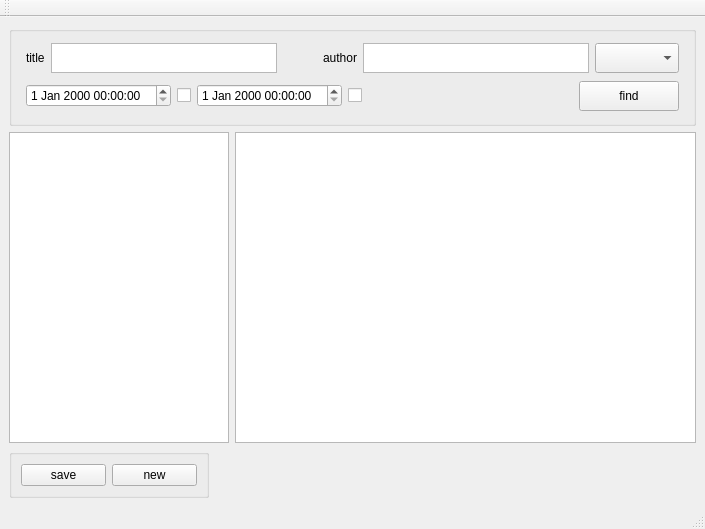
Old version of the form desktop_app/src/view/mainwindow.ui in the repository michaldudzisz/code-snippets-app.
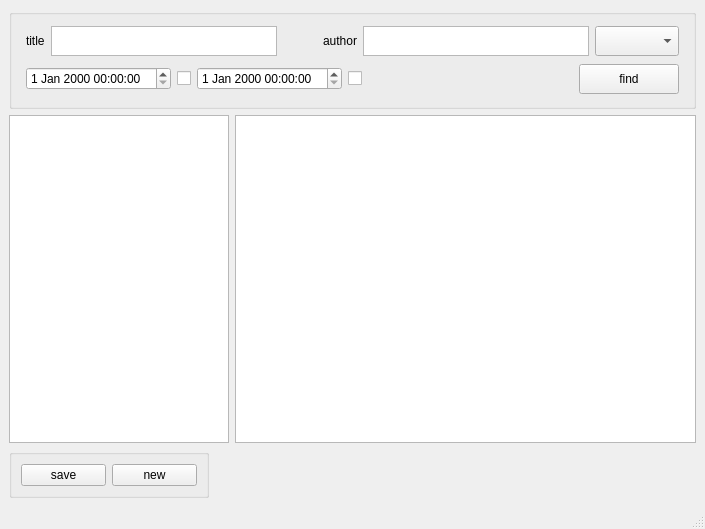
New version of the form.

The edit to the form file:
```diff
--- a/desktop_app/src/view/mainwindow.ui
+++ b/desktop_app/src/view/mainwindow.ui
@@ -251,6 +251,11 @@
               <height>16777215</height>
              </size>
             </property>
+            <property name="font">
+             <font>
+              <family>Ubuntu Mono</family>
+             </font>
+            </property>
            </widget>
           </item>
          </layout>
@@ -303,17 +308,6 @@
    </layout>
   </widget>
   <widget class="QStatusBar" name="statusbar"/>
-  <widget class="QToolBar" name="toolBar">
-   <property name="windowTitle">
-    <string>toolBar</string>
-   </property>
-   <attribute name="toolBarArea">
-    <enum>TopToolBarArea</enum>
-   </attribute>
-   <attribute name="toolBarBreak">
-    <bool>false</bool>
-   </attribute>
-  </widget>
  </widget>
  <resources/>
  <connections/>
```
